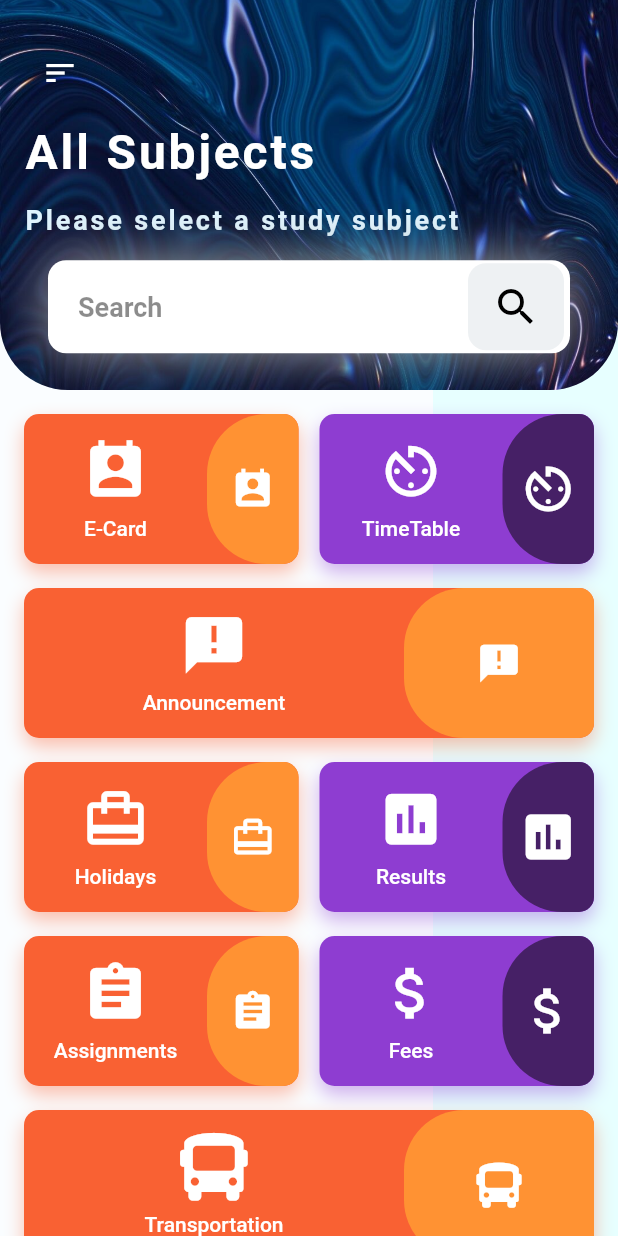
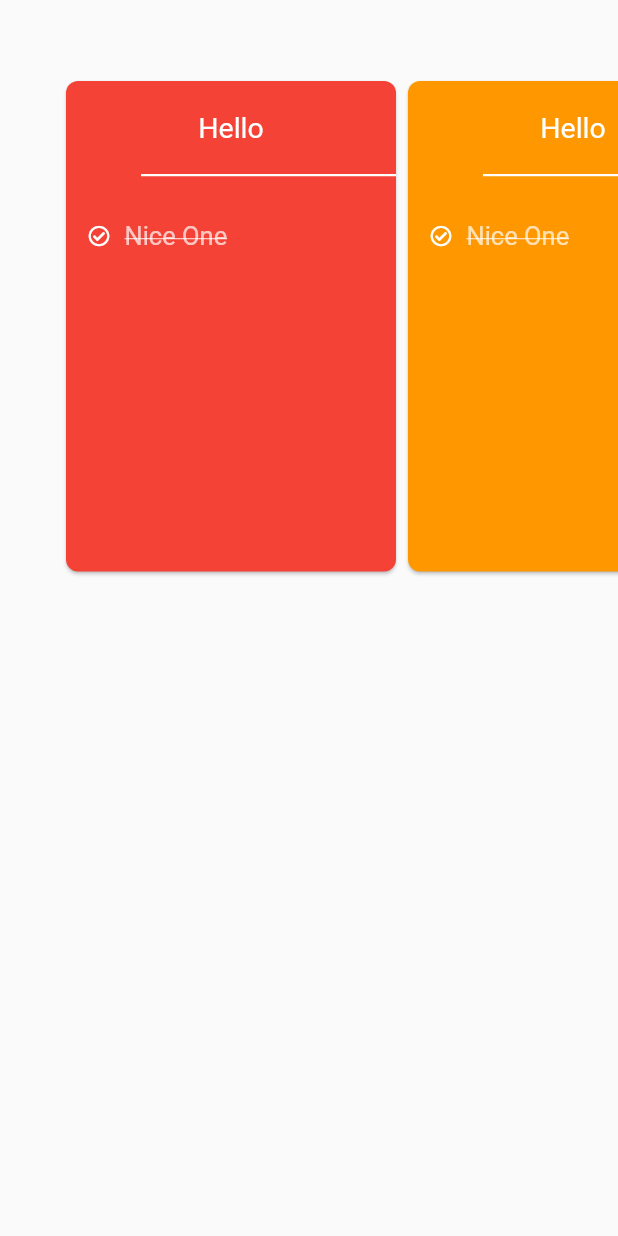
Before and after one commit to Blaze-Community/our_e_college_app, a Flutter app: the HomeScreen widget shown alone on an empty page, opened directly, after a tap on "Announcement", on a phone screen of 412 x 824 dp. Run offline on Flutter 3.47's test engine with Material 2 defaults, Android fonts, the phone set to English and light mode, and no system bars; our stand-ins replace curved_navigation_bar, font_awesome_flutter; Roboto replaces fonts that are missing (pop).

Commit message:
announcement and attendence

```diff
--- a/lib/Resources.dart
+++ b/lib/Resources.dart
@@ -4,13 +4,16 @@ import 'package:our_e_college_app/utils/Theme.dart'as AppTheme;
 import 'package:our_e_college_app/utils/drawer.dart';
 import 'package:our_e_college_app/utils/homepage.dart';
 
-final GlobalKey<ScaffoldState> scaffoldKey = GlobalKey<ScaffoldState>();
+//State class
+int _page = 0;
+GlobalKey _bottomNavigationKey = GlobalKey();
 
 class Resources extends StatelessWidget {
   @override
   Widget build(BuildContext context) {
     return Scaffold(
       bottomNavigationBar: CurvedNavigationBar(
+        key: _bottomNavigationKey,
         backgroundColor: AppTheme.Colors.black,
         height: 63,
         items: <Widget>[
--- /dev/null
+++ b/lib/components/annoucement.dart
@@ -0,0 +1,359 @@
+import 'package:flutter/material.dart';
+import 'package:flutter/widgets.dart';
+import 'package:font_awesome_flutter/font_awesome_flutter.dart';
+import 'package:our_e_college_app/utils/Theme.dart'as AppTheme;
+class Annoucement extends StatefulWidget {
+  @override
+  _Annoucement createState() => _Annoucement();
+}
+
+class _Annoucement extends State<Annoucement> {
+  @override
+  Widget build(BuildContext context) {
+    return Scaffold(
+      body:Padding(
+        padding: EdgeInsets.only(top: 50.0),
+        child: Container(
+          height: 360.0,
+          padding: EdgeInsets.only(bottom: 25.0),
+          child:ListView(
+                physics: const BouncingScrollPhysics(),
+                padding: EdgeInsets.only(left: 40.0, right: 40.0),
+                scrollDirection: Axis.horizontal,
+                children: [
+                  Card(
+                    shape: RoundedRectangleBorder(
+                      borderRadius: BorderRadius.all(Radius.circular(8.0)),
+                    ),
+                    color: Colors.red,
+                    child: new Container(
+                      width: 220.0,
+                      //height: 100.0,
+                      child: Container(
+                        child: Column(
+                          children: <Widget>[
+                            Padding(
+                              padding: EdgeInsets.only(top: 20.0, bottom: 15.0),
+                              child: Container(
+                                child: Text(
+                                  "Hello",
+                                  style: TextStyle(
+                                    color: Colors.white,
+                                    fontSize: 19.0,
+                                  ),
+                                ),
+                              ),
+                            ),
+                            Padding(
+                              padding: EdgeInsets.only(top: 5.0),
+                              child: Row(
+                                children: <Widget>[
+                                  Expanded(
+                                    flex: 2,
+                                    child: Container(
+                                      margin: EdgeInsets.only(left: 50.0),
+                                      color: Colors.white,
+                                      height: 1.5,
+                                    ),
+                                  ),
+                                ],
+                              ),
+                            ),
+                            Padding(
+                              padding:
+                              EdgeInsets.only(top: 30.0, left: 15.0, right: 5.0),
+                              child: Column(
+                                children: <Widget>[
+                                  SizedBox(
+                                    height: 220.0,
+                                    child: ListView.builder(
+                                      //physics: const NeverScrollableScrollPhysics(),
+                                        itemCount: 1,
+                                        itemBuilder: (BuildContext ctxt, int i) {
+                                          return Row(
+                                            mainAxisAlignment: MainAxisAlignment.start,
+                                            children: <Widget>[
+                                              Icon(
+                                                FontAwesomeIcons.checkCircle,
+                                                color: Colors.white,
+                                                size: 14.0,
+                                              ),
+                                              Padding(
+                                                padding: EdgeInsets.only(left: 10.0),
+                                              ),
+                                              Flexible(
+                                                child: Text("Nice One",
+                                                    style:TextStyle(
+                                                      decoration: TextDecoration
+                                                          .lineThrough,
+                                                      color: Colors.white70,
+                                                      fontSize: 17.0,
+                                                    )
+                                                ),
+                                              ),
+                                            ],
+                                          );
+                                        }),
+                                  ),
+                                ],
+                              ),
+                            ),
+                          ],
+                        ),
+                      ),
+                    ),
+                  ),
+                  Card(
+                    shape: RoundedRectangleBorder(
+                      borderRadius: BorderRadius.all(Radius.circular(8.0)),
+                    ),
+                    color: Colors.orange,
+                    child: new Container(
+                      width: 220.0,
+                      //height: 100.0,
+                      child: Container(
+                        child: Column(
+                          children: <Widget>[
+                            Padding(
+                              padding: EdgeInsets.only(top: 20.0, bottom: 15.0),
+                              child: Container(
+                                child: Text(
+                                  "Hello",
+                                  style: TextStyle(
+                                    color: Colors.white,
+                                    fontSize: 19.0,
+                                  ),
+                                ),
+                              ),
+                            ),
+                            Padding(
+                              padding: EdgeInsets.only(top: 5.0),
+                              child: Row(
+                                children: <Widget>[
+                                  Expanded(
+                                    flex: 2,
+                                    child: Container(
+                                      margin: EdgeInsets.only(left: 50.0),
+                                      color: Colors.white,
+                                      height: 1.5,
+                                    ),
+                                  ),
+                                ],
+                              ),
+                            ),
+                            Padding(
+                              padding:
+                              EdgeInsets.only(top: 30.0, left: 15.0, right: 5.0),
+                              child: Column(
+                                children: <Widget>[
+                                  SizedBox(
+                                    height: 220.0,
+                                    child: ListView.builder(
+                                      //physics: const NeverScrollableScrollPhysics(),
+                                        itemCount: 1,
+                                        itemBuilder: (BuildContext ctxt, int i) {
+                                          return Row(
+                                            mainAxisAlignment: MainAxisAlignment.start,
+                                            children: <Widget>[
+                                              Icon(
+                                                FontAwesomeIcons.checkCircle,
+                                                color: Colors.white,
+                                                size: 14.0,
+                                              ),
+                                              Padding(
+                                                padding: EdgeInsets.only(left: 10.0),
+                                              ),
+                                              Flexible(
+                                                child: Text("Nice One",
+                                                    style:TextStyle(
+                                                      decoration: TextDecoration
+                                                          .lineThrough,
+                                                      color: Colors.white70,
+                                                      fontSize: 17.0,
+                                                    )
+                                                ),
+                                              ),
+                                            ],
+                                          );
+                                        }),
+                                  ),
+                                ],
+                              ),
+                            ),
+                          ],
+                        ),
+                      ),
+                    ),
+                  ),
+                  Card(
+                    shape: RoundedRectangleBorder(
+                      borderRadius: BorderRadius.all(Radius.circular(8.0)),
+                    ),
+                    color: Colors.green,
+                    child: new Container(
+                      width: 220.0,
+                      //height: 100.0,
+                      child: Container(
+                        child: Column(
+                          children: <Widget>[
+                            Padding(
+                              padding: EdgeInsets.only(top: 20.0, bottom: 15.0),
+                              child: Container(
+                                child: Text(
+                                  "Hello",
+                                  style: TextStyle(
+                                    color: Colors.white,
+                                    fontSize: 19.0,
+                                  ),
+                                ),
+                              ),
+                            ),
+                            Padding(
+                              padding: EdgeInsets.only(top: 5.0),
+                              child: Row(
+                                children: <Widget>[
+                                  Expanded(
+                                    flex: 2,
+                                    child: Container(
+                                      margin: EdgeInsets.only(left: 50.0),
+                                      color: Colors.white,
+                                      height: 1.5,
+                                    ),
+                                  ),
+                                ],
+                              ),
+                            ),
+                            Padding(
+                              padding:
+                              EdgeInsets.only(top: 30.0, left: 15.0, right: 5.0),
+                              child: Column(
+                                children: <Widget>[
+                                  SizedBox(
+                                    height: 220.0,
+                                    child: ListView.builder(
+                                      //physics: const NeverScrollableScrollPhysics(),
+                                        itemCount: 1,
+                                        itemBuilder: (BuildContext ctxt, int i) {
+                                          return Row(
+                                            mainAxisAlignment: MainAxisAlignment.start,
+                                            children: <Widget>[
+                                              Icon(
+                                                FontAwesomeIcons.checkCircle,
+                                                color: Colors.white,
+                                                size: 14.0,
+                                              ),
+                                              Padding(
+                                                padding: EdgeInsets.only(left: 10.0),
+                                              ),
+                                              Flexible(
+                                                child: Text("Nice One",
+                                                    style:TextStyle(
+                                                      decoration: TextDecoration
+                                                          .lineThrough,
+                                                      color: Colors.white70,
+                                                      fontSize: 17.0,
+                                                    )
+                                                ),
+                                              ),
+                                            ],
+                                          );
+                                        }),
+                                  ),
+                                ],
+                              ),
+                            ),
+                          ],
+                        ),
+                      ),
+                    ),
+                  ),
+                  Card(
+                    shape: RoundedRectangleBorder(
+                      borderRadius: BorderRadius.all(Radius.circular(8.0)),
+                    ),
+                    color: AppTheme.Colors.flatOrange,
+                    child: new Container(
+                      width: 220.0,
+                      //height: 100.0,
+                      child: Container(
+                        child: Column(
+                          children: <Widget>[
+                            Padding(
+                              padding: EdgeInsets.only(top: 20.0, bottom: 15.0),
+                              child: Container(
+                                child: Text(
+                                  "Hello",
+                                  style: TextStyle(
+                                    color: Colors.white,
+                                    fontSize: 19.0,
+                                  ),
+                                ),
+                              ),
+                            ),
+                            Padding(
+                              padding: EdgeInsets.only(top: 5.0),
+                              child: Row(
+                                children: <Widget>[
+                                  Expanded(
+                                    flex: 2,
+                                    child: Container(
+                                      margin: EdgeInsets.only(left: 50.0),
+                                      color: Colors.white,
+                                      height: 1.5,
+                                    ),
+                                  ),
+                                ],
+                              ),
+                            ),
+                            Padding(
+                              padding:
+                              EdgeInsets.only(top: 30.0, left: 15.0, right: 5.0),
+                              child: Column(
+                                children: <Widget>[
+                                  SizedBox(
+                                    height: 220.0,
+                                    child: ListView.builder(
+                                      //physics: const NeverScrollableScrollPhysics(),
+                                        itemCount: 1,
+                                        itemBuilder: (BuildContext ctxt, int i) {
+                                          return Row(
+                                            mainAxisAlignment: MainAxisAlignment.start,
+                                            children: <Widget>[
+                                              Icon(
+                                                FontAwesomeIcons.checkCircle,
+                                                color: Colors.white,
+                                                size: 14.0,
+                                              ),
+                                              Padding(
+                                                padding: EdgeInsets.only(left: 10.0),
+                                              ),
+                                              Flexible(
+                                                child: Text("Nice One",
+                                                    style:TextStyle(
+                                                      decoration: TextDecoration
+                                                          .lineThrough,
+                                                      color: Colors.white70,
+                                                      fontSize: 17.0,
+                                                    )
+                                                ),
+                                              ),
+                                            ],
+                                          );
+                                        }),
+                                  ),
+                                ],
+                              ),
+                            ),
+                          ],
+                        ),
+                      ),
+                    ),
+                  ),
+                ],
+              )
+          ),
+        ),
+      );
+
+  }
+}
--- a/lib/utils/homeCategoryItem.dart
+++ b/lib/utils/homeCategoryItem.dart
@@ -1,7 +1,5 @@
 import 'package:flutter/material.dart';
 import 'package:our_e_college_app/utils/Theme.dart' as AppTheme;
-import 'package:flutter_svg/flutter_svg.dart';
-
 class HomeCategoryItem extends StatefulWidget {
   Color primaryColor;
   IconData primaryIcon;
--- a/lib/utils/homepage.dart
+++ b/lib/utils/homepage.dart
@@ -1,6 +1,8 @@
 import 'package:curved_navigation_bar/curved_navigation_bar.dart';
 import 'package:flutter/material.dart';
 import 'package:font_awesome_flutter/font_awesome_flutter.dart';
+import 'package:our_e_college_app/components/annoucement.dart';
+import 'package:our_e_college_app/components/attendence.dart';
 import 'package:our_e_college_app/utils/Theme.dart' as AppTheme;
 import 'package:our_e_college_app/components/timetable.dart';
 import 'package:our_e_college_app/components/results.dart';
@@ -226,6 +228,13 @@ class _HomeScreenState extends State<HomeScreen> {
                       secondaryColor: AppTheme.Colors.flatOrange,
                       secondaryIcon: Icons.announcement,
                       secondaryIconHeight: 30,
+                      onPressed: () {
+                        Navigator.push(
+                            context,
+                            MaterialPageRoute(
+                                builder: (BuildContext context) =>
+                                    Annoucement()));
+                      },
                     )),
                 Padding(
                   padding: const EdgeInsets.only(top: 16, left: 16, right: 16),
@@ -237,11 +246,18 @@ class _HomeScreenState extends State<HomeScreen> {
                             padding: const EdgeInsets.only(right: 7),
                             child: HomeCategoryItem(
                               primaryColor: AppTheme.Colors.flatRed,
-                              primaryIcon: Icons.card_travel,
-                              primaryTitle: "Holidays",
+                              primaryIcon: Icons.event_available,
+                              primaryTitle: "Attendence",
                               secondaryColor: AppTheme.Colors.flatOrange,
-                              secondaryIcon: Icons.card_travel,
+                              secondaryIcon: Icons.event_available,
                               secondaryIconHeight: 30,
+                              onPressed: () {
+                                Navigator.push(
+                                    context,
+                                    MaterialPageRoute(
+                                        builder: (BuildContext context) =>
+                                            Attendence()));
+                              },
                             )),
                       ),
                       Expanded(
--- a/pubspec.yaml
+++ b/pubspec.yaml
@@ -23,13 +23,12 @@ environment:
 dependencies:
   flutter:
     sdk: flutter
-
-  flutter_svg: ^0.19.2
   # The following adds the Cupertino Icons font to your application.
   # Use with the CupertinoIcons class for iOS style icons.
   cupertino_icons: ^1.0.1
   curved_navigation_bar: ^0.3.7
   font_awesome_flutter: ^8.7.0
+  custom_navigator: ^0.3.0
 
 dev_dependencies:
   flutter_test:
```
Also changed, not shown: lib/components/attendence.dart (added, +343 -0 lines), pubspec.lock.
